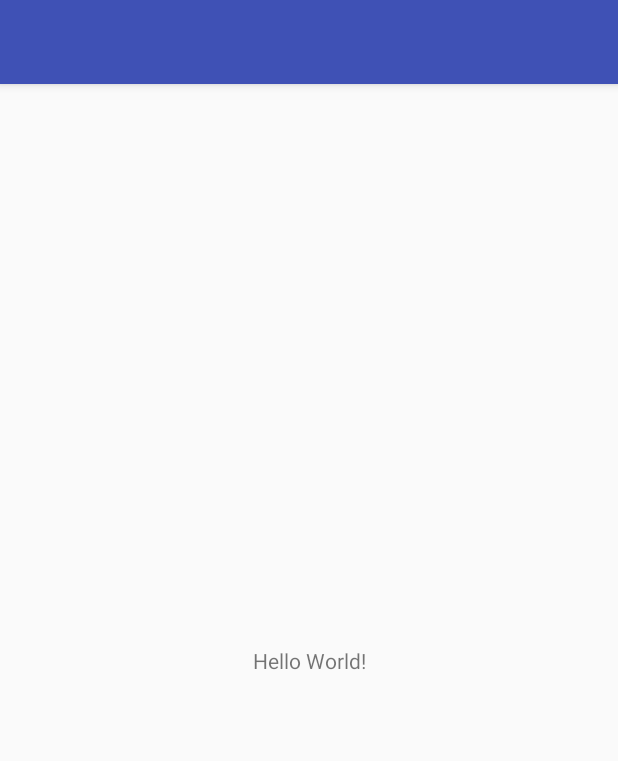
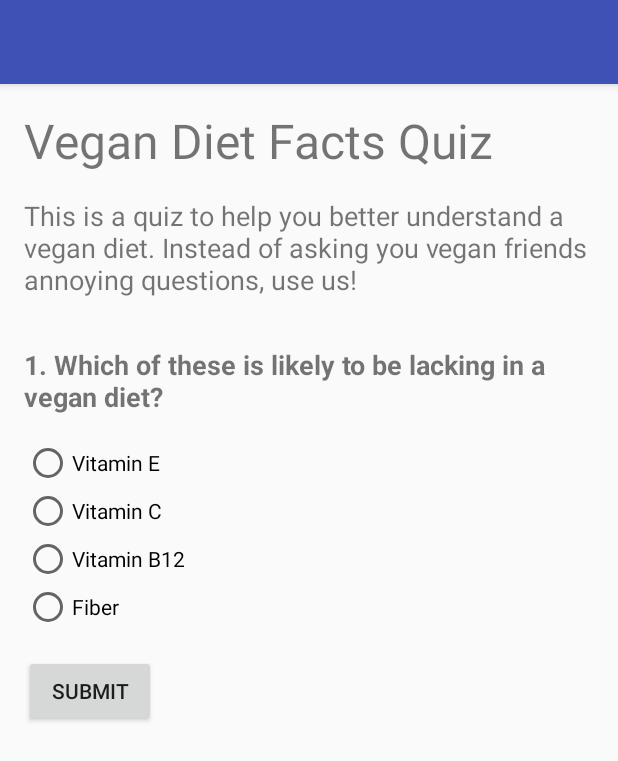
Before and after one commit to alanionita/GDS_QuizApp, an Android app: the screen it shows after launch (MainActivity), on a phone screen of 412 x 824 dp. Shown: the top 761 px of the screen. Run offline under Robolectric (Android 15) with nearby library versions, the phone set to English and light mode, and no system bars.

Commit message:
adds basic layout view and one quiz question

```diff
--- a/app/src/main/res/layout/activity_main.xml
+++ b/app/src/main/res/layout/activity_main.xml
@@ -1,19 +1,77 @@
 <?xml version="1.0" encoding="utf-8"?>
-<android.support.constraint.ConstraintLayout
-    xmlns:android="http://schemas.android.com/apk/res/android"
+<ScrollView xmlns:android="http://schemas.android.com/apk/res/android"
     xmlns:tools="http://schemas.android.com/tools"
-    xmlns:app="http://schemas.android.com/apk/res-auto"
     android:layout_width="match_parent"
     android:layout_height="match_parent"
-    tools:context="com.example.android.quizapp.MainActivity">
+    tools:context=".MainActivity">
 
-    <TextView
-        android:layout_width="wrap_content"
+    <LinearLayout
+        android:layout_width="match_parent"
         android:layout_height="wrap_content"
-        android:text="Hello World!"
-        app:layout_constraintBottom_toBottomOf="parent"
-        app:layout_constraintLeft_toLeftOf="parent"
-        app:layout_constraintRight_toRightOf="parent"
-        app:layout_constraintTop_toTopOf="parent" />
+        android:orientation="vertical">
 
-</android.support.constraint.ConstraintLayout>
+        <TextView
+            android:id="@+id/title"
+            android:layout_width="match_parent"
+            android:layout_height="wrap_content"
+            android:text="Vegan Diet Facts Quiz"
+            android:textSize="32sp"
+            android:layout_margin="16dp"
+            />
+
+        <TextView
+            android:layout_width="match_parent"
+            android:layout_height="wrap_content"
+            android:textSize="18sp"
+            android:layout_marginLeft="16dp"
+            android:layout_marginRight="16dp"
+            android:layout_marginBottom="16dp"
+            android:text="This is a quiz to help you better understand a vegan diet. Instead of asking you vegan friends annoying questions, use us!"/>
+
+        <TextView
+            android:layout_width="match_parent"
+            android:layout_height="wrap_content"
+            android:layout_margin="16dp"
+            android:textSize="18sp"
+            android:textStyle="bold"
+            android:text="1. Which of these is likely to be lacking in a vegan diet?"/>
+
+        <RadioGroup
+            android:layout_width="match_parent"
+            android:layout_height="wrap_content"
+            android:orientation="vertical"
+            android:layout_marginLeft="16dp"
+            android:layout_marginRight="16dp">
+            <RadioButton
+                android:layout_width="wrap_content"
+                android:layout_height="wrap_content"
+                android:text="Vitamin E"
+                />
+            <RadioButton
+                android:layout_width="wrap_content"
+                android:layout_height="wrap_content"
+                android:text="Vitamin C"
+                />
+            <RadioButton
+                android:layout_width="wrap_content"
+                android:layout_height="wrap_content"
+                android:text="Vitamin B12"
+                />
+            <RadioButton
+                android:layout_width="wrap_content"
+                android:layout_height="wrap_content"
+                android:text="Fiber"
+                />
+        </RadioGroup>
+
+
+        <Button
+            android:id="@+id/submit_button"
+            android:layout_width="wrap_content"
+            android:layout_height="wrap_content"
+            android:layout_marginLeft="16dp"
+            android:layout_marginTop="16dp"
+            android:text="Submit" />
+
+    </LinearLayout>
+</ScrollView>
```
